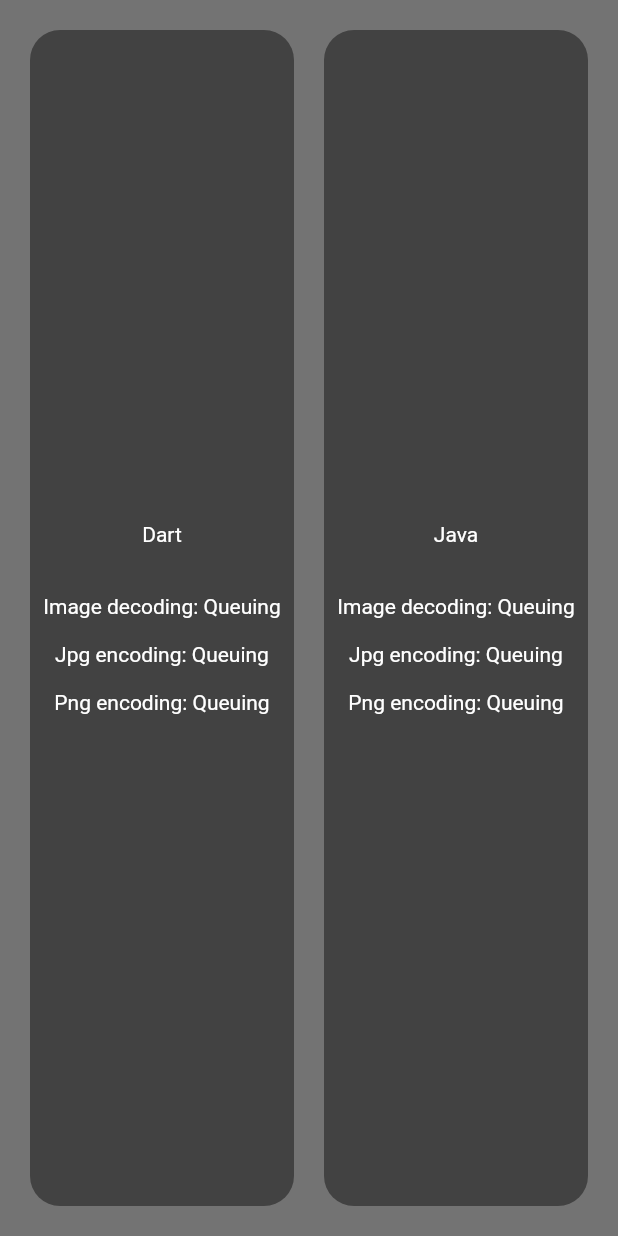
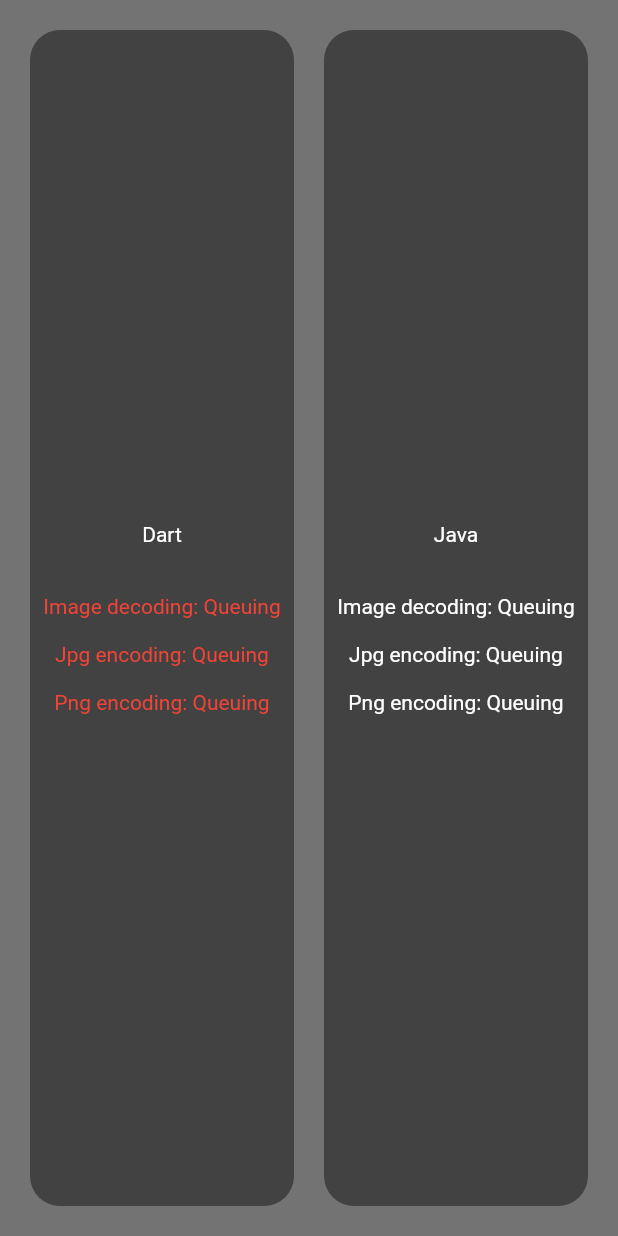
Before and after one commit to PtrHtn/speed_of_img_endec, a Flutter app: the LandscapeLayout screen opened directly, on a phone screen of 412 x 824 dp. Run offline on Flutter 3.47's test engine with Material 2 defaults, Android fonts, the phone set to English and light mode, and no system bars; our stand-ins replace file_picker, get, progress_indicators; missing offline and left inert: executorservices; statements that could not run were skipped.

Commit message:
Add colors to the text of dart en/dec results in landscape_layout.dart

```diff
--- a/lib/pages/results/widgets/landscape_layout.dart
+++ b/lib/pages/results/widgets/landscape_layout.dart
@@ -37,19 +37,25 @@ class LandscapeLayoutBody extends GetView<ResultsController> {
                 children: [
                   Text("Dart\n\n"),
                   controller.dartImageDecoded.value == false
-                      ? Text("Image decoding: ${controller.dartQueuingImageDecoding.value ? 'Queuing' : 'Processing'}\n")
+                      ? Text("Image decoding: ${controller.dartQueuingImageDecoding.value ? 'Queuing' : 'Processing'}\n",
+                    style: TextStyle(color: controller.dartQueuingImageDecoding.value ? Colors.red : Colors.orange ),)
                       : Text(
-                      "Image decoding: ${controller.dartTimeOfImageDecoding.value} sec\n"),
+                      "Image decoding: ${controller.dartTimeOfImageDecoding.value} sec\n",
+                    style: TextStyle(color: Colors.green),),
                   controller.dartJpgEncoded.value == false
                       ? Text(
-                      "Jpg encoding: ${controller.dartQueuingJpgEncoding.value ? 'Queuing' : 'Processing'}\n")
+                      "Jpg encoding: ${controller.dartQueuingJpgEncoding.value ? 'Queuing' : 'Processing'}\n",
+                    style: TextStyle(color: controller.dartQueuingJpgEncoding.value ? Colors.red : Colors.orange ),)
                       : Text(
-                      "Jpg encoding: ${controller.dartTimeOfJpgEncoding.value} sec\n"),
+                      "Jpg encoding: ${controller.dartTimeOfJpgEncoding.value} sec\n",
+                    style: TextStyle(color: Colors.green),),
                   controller.dartPngEncoded.value == false
                       ? Text(
-                      "Png encoding: ${controller.dartQueuingPngEncoding.value ? 'Queuing' : 'Processing'}")
+                      "Png encoding: ${controller.dartQueuingPngEncoding.value ? 'Queuing' : 'Processing'}",
+                    style: TextStyle(color: controller.dartQueuingPngEncoding.value ? Colors.red : Colors.orange ),)
                       : Text(
-                      "Png encoding: ${controller.dartTimeOfPngEncoding.value} sec")
+                      "Png encoding: ${controller.dartTimeOfPngEncoding.value} sec",
+                    style: TextStyle(color: Colors.green),)
                 ],
               ),
             ),
```
